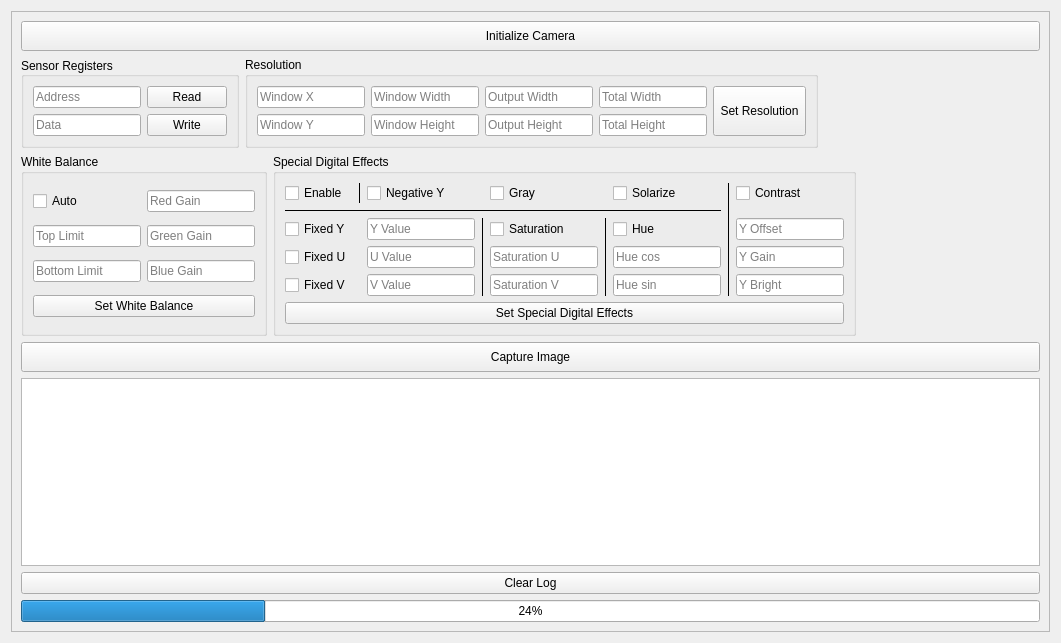
Above: alea-gsw/apps/alea-san-antonio/alea/sa/ui/control_panels/camera_panel.ui from jumiknows/AleasatV2 before the change. Below: the same form after it.
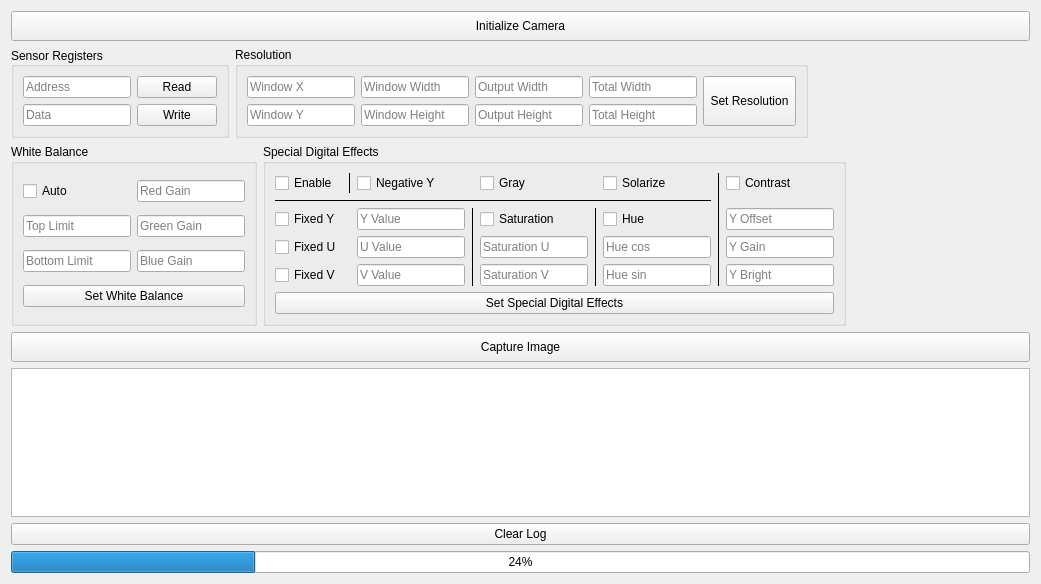
That is the form after the change.

```diff
--- a/alea-gsw/apps/alea-san-antonio/alea/sa/ui/control_panels/camera_panel.ui
+++ b/alea-gsw/apps/alea-san-antonio/alea/sa/ui/control_panels/camera_panel.ui
@@ -6,8 +6,8 @@
    <rect>
     <x>0</x>
     <y>0</y>
-    <width>1061</width>
-    <height>643</height>
+    <width>1041</width>
+    <height>584</height>
    </rect>
   </property>
   <property name="windowTitle">
@@ -15,21 +15,6 @@
   </property>
   <layout class="QVBoxLayout" name="verticalLayout">
    <item>
-    <widget class="QScrollArea" name="scrollArea">
-     <property name="widgetResizable">
-      <bool>true</bool>
-     </property>
-     <widget class="QWidget" name="scrollAreaWidgetContents">
-      <property name="geometry">
-       <rect>
-        <x>0</x>
-        <y>0</y>
-        <width>1037</width>
-        <height>619</height>
-       </rect>
-      </property>
-      <layout class="QVBoxLayout" name="verticalLayout_2">
-       <item>
         <widget class="QPushButton" name="init_btn">
          <property name="sizePolicy">
           <sizepolicy hsizetype="Minimum" vsizetype="Fixed">
@@ -57,6 +42,7 @@
           <widget class="QGroupBox" name="sreg_box">
            <property name="font">
             <font>
+         <weight>50</weight>
              <bold>false</bold>
             </font>
            </property>
@@ -874,10 +860,6 @@
        </item>
       </layout>
      </widget>
-    </widget>
-   </item>
-  </layout>
- </widget>
  <tabstops>
   <tabstop>sreg_addr_edit</tabstop>
   <tabstop>sreg_data_edit</tabstop>
```
Left out of the diff: 2 changed lines with no effect on the pictures. Lines whose indentation alone changed are shown as unchanged.
